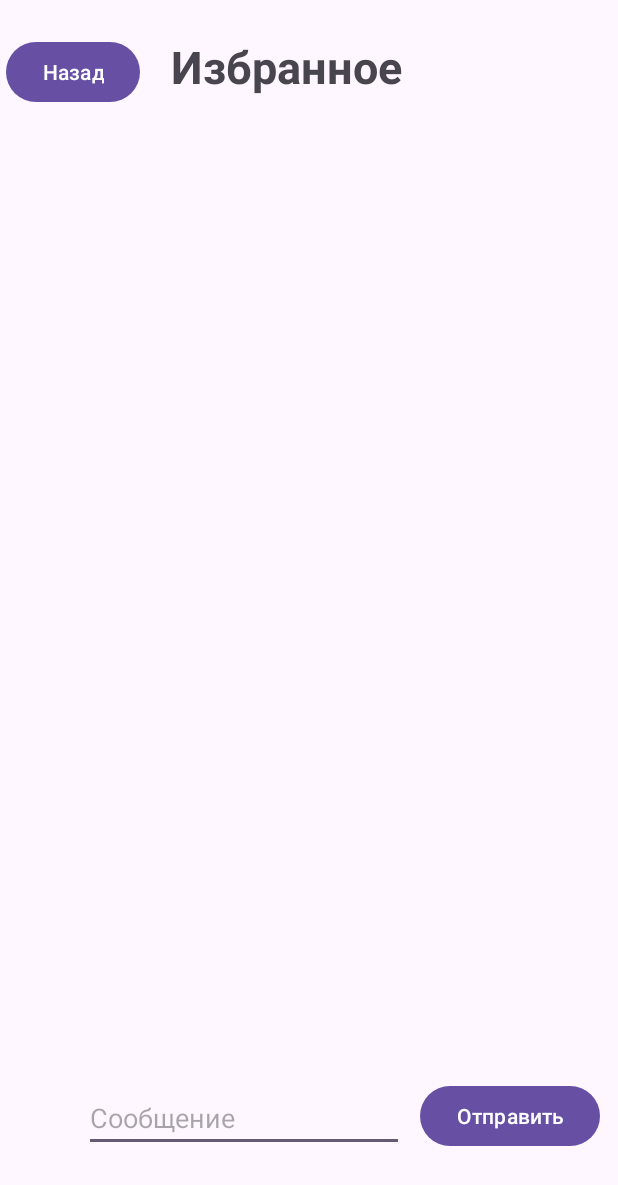
After one commit to Dimkatf/Messanger, an Android app: the FavoritesScreen screen opened directly, with no data from a screen before it, on a phone screen of 412 x 824 dp. The commit adds this screen. Shown: the top 1185 px of the screen. Run offline under Robolectric (Android 15) with nearby library versions, the phone set to English and light mode, and no system bars.

Commit message:
начало создания чатов - избранное

```diff
--- a/app/src/main/AndroidManifest.xml
+++ b/app/src/main/AndroidManifest.xml
@@ -26,6 +26,7 @@
         <activity android:name=".MainScreen"></activity>
         <activity android:name=".ChangeDataScreen"></activity>
         <activity android:name=".Chats"></activity>
+        <activity android:name=".FavoritesScreen"></activity>
     </application>
     <uses-permission android:name="android.permission.INTERNET" />
     <uses-permission android:name="android.permission.READ_EXTERNAL_STORAGE" />
--- a/app/src/main/java/com/example/messager/Chat.java
+++ b/app/src/main/java/com/example/messager/Chat.java
@@ -4,13 +4,16 @@ public class Chat {
     private String name;
     private String lastMessage;
     private String time;
+    private boolean isFavorite;
 
-    public Chat(String name, String lastMessage, String time){
+    public Chat(String name, String lastMessage, String time, boolean isFavorite){
         this.name = name;
         this.lastMessage = lastMessage;
         this.time = time;
+        this.isFavorite = isFavorite;
     }
     public String getName() {return name;}
     public String getLastMessage() {return lastMessage;}
     public String getTime() {return time;}
+    public boolean isFavorite() { return isFavorite; }
 }
--- a/app/src/main/java/com/example/messager/ChatAdapter.java
+++ b/app/src/main/java/com/example/messager/ChatAdapter.java
@@ -1,5 +1,6 @@
 package com.example.messager;
 
+import android.content.Intent;
 import android.view.LayoutInflater;
 import android.view.View;
 import android.view.ViewGroup;
@@ -29,6 +30,15 @@ public class ChatAdapter extends RecyclerView.Adapter<ChatAdapter.ChatViewHolder
         holder.chatName.setText(chat.getName());
         holder.lastMessage.setText(chat.getLastMessage());
         holder.time.setText(chat.getTime());
+
+        holder.itemView.setOnClickListener(v -> {
+            if(chat.getName().equals("Избранное")){
+                Intent intent = new Intent(v.getContext(), FavoritesScreen.class);
+                v.getContext().startActivity(intent);
+            }
+            else android.widget.Toast.makeText(v.getContext(), "Чат: " + chat.getName(), android.widget.Toast.LENGTH_SHORT).show();
+        });
+
     }
     @Override
     public int getItemCount(){
--- a/app/src/main/java/com/example/messager/Chats.java
+++ b/app/src/main/java/com/example/messager/Chats.java
@@ -39,8 +39,8 @@ public class Chats extends AppCompatActivity {
         chatsRecyclerView.setLayoutManager(new LinearLayoutManager(this));
 
         List<Chat> chatList = new ArrayList<>();
-        chatList.add(new Chat("Избранное", "Важные контакты", ""));
-        chatList.add(new Chat("Ярик", "Че, идем бухать?", "10:11"));
+        chatList.add(new Chat("Избранное", "Важные контакты", "", true));
+        chatList.add(new Chat("Ярик", "Че, идем бухать?", "10:11", false));
 
         chatAdapter = new ChatAdapter(chatList);
         chatsRecyclerView.setAdapter(chatAdapter);
--- /dev/null
+++ b/app/src/main/java/com/example/messager/FavoritesScreen.java
@@ -0,0 +1,45 @@
+package com.example.messager;
+
+import android.os.Bundle;
+import android.widget.Button;
+import android.widget.EditText;
+import android.widget.TextView;
+
+import androidx.activity.EdgeToEdge;
+import androidx.appcompat.app.AppCompatActivity;
+import androidx.core.graphics.Insets;
+import androidx.core.view.ViewCompat;
+import androidx.core.view.WindowInsetsCompat;
+
+public class FavoritesScreen extends AppCompatActivity {
+    private Button exitFavoritesBtn;
+    private Button sendMessageBtn;
+    private TextView messageText;
+    private EditText editMessage;
+    @Override
+    protected void onCreate(Bundle savedInstanceState) {
+        super.onCreate(savedInstanceState);
+        EdgeToEdge.enable(this);
+        setContentView(R.layout.favorites_activity);
+        ViewCompat.setOnApplyWindowInsetsListener(findViewById(R.id.favorite), (v, insets) -> {
+            Insets systemBars = insets.getInsets(WindowInsetsCompat.Type.systemBars());
+            v.setPadding(systemBars.left, systemBars.top, systemBars.right, systemBars.bottom);
+            return insets;
+        });
+        exitFavoritesBtn = findViewById(R.id.backFavorites);
+        exitFavoritesBtn.setOnClickListener(v -> {
+            finish();
+        });
+        sendMessageBtn = findViewById(R.id.sendMessageFavorites);
+        messageText = findViewById(R.id.messageFavorites);
+        editMessage = findViewById(R.id.messageForFavoritesEdit);
+
+        sendMessageBtn.setOnClickListener(v -> {
+            String text = editMessage.getText().toString();
+            if (!text.isEmpty()){
+                messageText.setText(text);
+                editMessage.setText("");
+            }
+        });
+    }
+}
--- a/app/src/main/java/com/example/messager/MainScreen.java
+++ b/app/src/main/java/com/example/messager/MainScreen.java
@@ -34,8 +34,8 @@ public class MainScreen extends AppCompatActivity {
     private ImageView userPhotoView;
     private SharedPreferences prefs;
     private ApiService apiService;
-    //private static final String BASE_URL = "http://192.168.1.36:8080/";
-    private static final String BASE_URL = "http://10.0.2.2:8080/";
+    private static final String BASE_URL = "http://192.168.1.36:8080/";
+    //private static final String BASE_URL = "http://10.0.2.2:8080/";
 
     @Override
     protected void onCreate(Bundle savedInstanceState) {
--- a/app/src/main/java/com/example/messager/Screen_registration.java
+++ b/app/src/main/java/com/example/messager/Screen_registration.java
@@ -27,8 +27,8 @@ public class Screen_registration extends AppCompatActivity {
     private EditText phone_numberEdit, userNameEdit, passwordEdit;
     private Button backBtn, registrationBtn;
 
-    //private static final String BASE_URL = "http://10.0.2.2:8080/";
-    private static final String BASE_URL = "http://192.168.1.36:8080/";
+    private static final String BASE_URL = "http://10.0.2.2:8080/";
+    //private static final String BASE_URL = "http://192.168.1.36:8080/";
 
     private OkHttpClient client = new OkHttpClient();
 
--- /dev/null
+++ b/app/src/main/res/layout/favorites_activity.xml
@@ -0,0 +1,65 @@
+<?xml version="1.0" encoding="utf-8"?>
+<androidx.constraintlayout.widget.ConstraintLayout xmlns:android="http://schemas.android.com/apk/res/android"
+    xmlns:app="http://schemas.android.com/apk/res-auto"
+    xmlns:tools="http://schemas.android.com/tools"
+    android:layout_width="match_parent"
+    android:id="@+id/favorite"
+    android:layout_height="match_parent">
+
+    <Button
+        android:id="@+id/backFavorites"
+        android:layout_width="wrap_content"
+        android:layout_height="wrap_content"
+        android:layout_marginStart="4dp"
+        android:layout_marginTop="24dp"
+        android:text="Назад"
+        app:layout_constraintEnd_toStartOf="@+id/favoritesText"
+        app:layout_constraintHorizontal_bias="0.0"
+        app:layout_constraintStart_toStartOf="parent"
+        app:layout_constraintTop_toTopOf="parent" />
+
+    <TextView
+        android:id="@+id/favoritesText"
+        android:layout_width="wrap_content"
+        android:layout_height="wrap_content"
+        android:layout_marginTop="24dp"
+        android:layout_marginEnd="144dp"
+        android:text="Избранное"
+        android:textSize="30dp"
+        android:textStyle="bold"
+        app:layout_constraintEnd_toEndOf="parent"
+        app:layout_constraintTop_toTopOf="parent" />
+
+    <EditText
+        android:id="@+id/messageForFavoritesEdit"
+        android:layout_width="wrap_content"
+        android:layout_height="wrap_content"
+        android:layout_marginBottom="56dp"
+        android:ems="10"
+        android:inputType="text"
+        android:hint="Сообщение"
+        app:layout_constraintBottom_toBottomOf="parent"
+        app:layout_constraintEnd_toEndOf="parent"
+        app:layout_constraintHorizontal_bias="0.283"
+        app:layout_constraintStart_toStartOf="parent" />
+
+    <Button
+        android:id="@+id/sendMessageFavorites"
+        android:layout_width="wrap_content"
+        android:layout_height="wrap_content"
+        android:layout_marginBottom="56dp"
+        android:text="Отправить"
+        app:layout_constraintBottom_toBottomOf="parent"
+        app:layout_constraintEnd_toEndOf="parent"
+        app:layout_constraintHorizontal_bias="0.456"
+        app:layout_constraintStart_toEndOf="@+id/messageForFavoritesEdit" />
+
+    <TextView
+        android:id="@+id/messageFavorites"
+        android:layout_width="0dp"
+        android:layout_height="30dp"
+        android:layout_marginTop="84dp"
+        app:layout_constraintEnd_toEndOf="parent"
+        app:layout_constraintStart_toStartOf="parent"
+        app:layout_constraintTop_toTopOf="@+id/favoritesText" />
+</androidx.constraintlayout.widget.ConstraintLayout>
```
